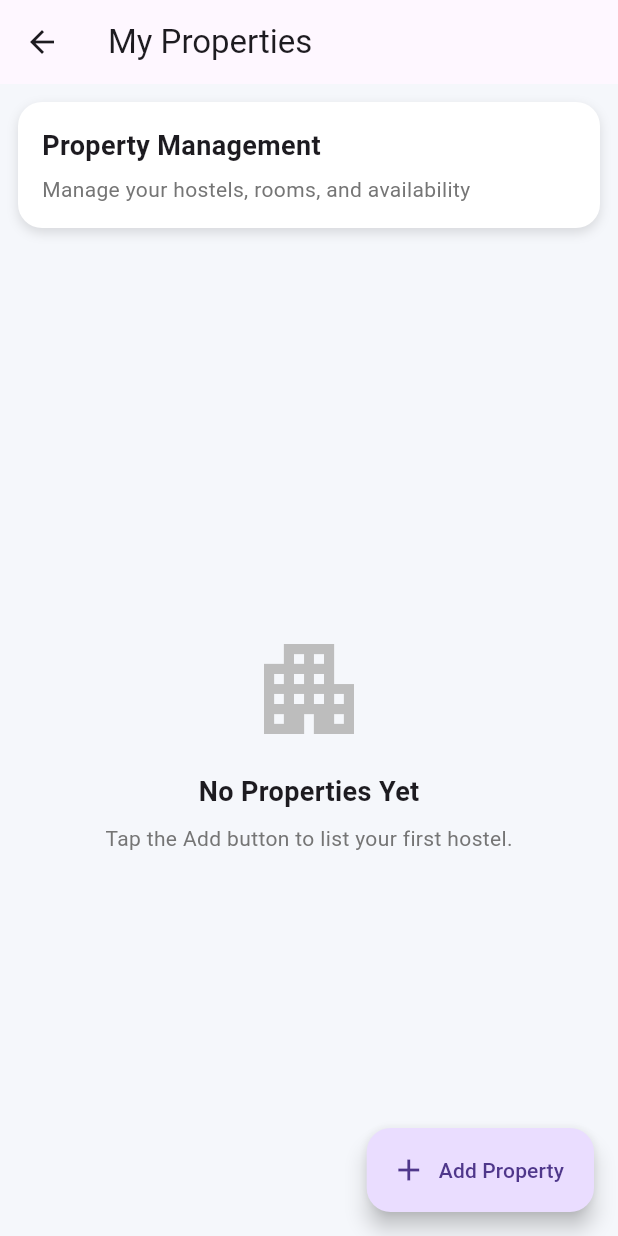
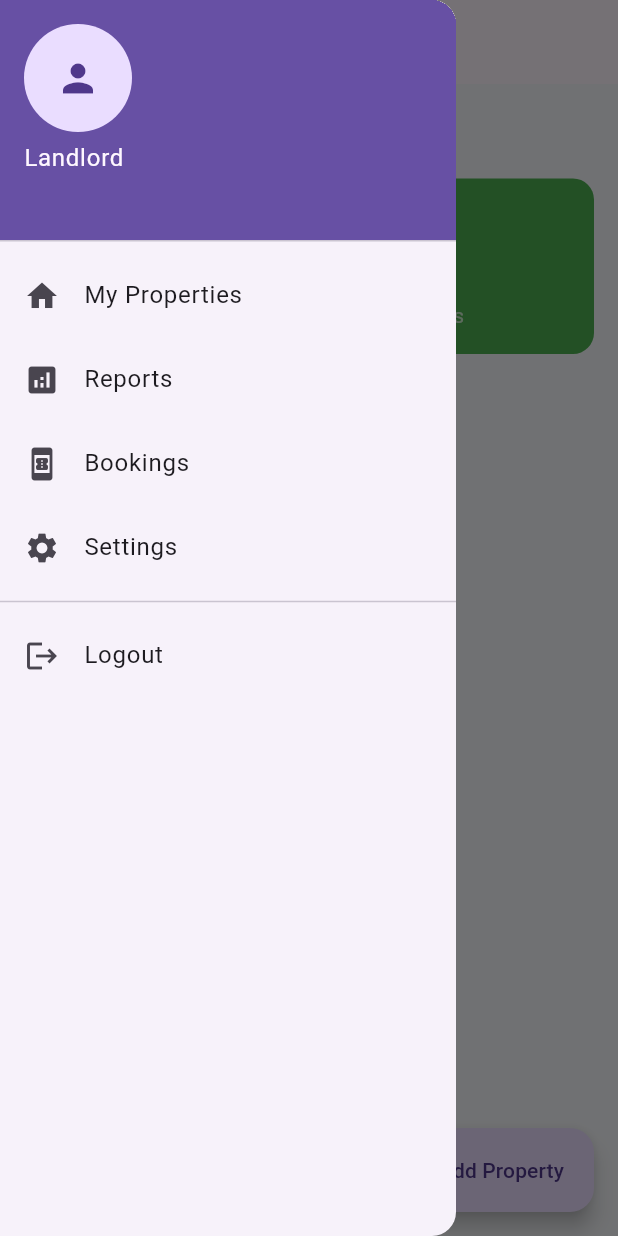
Before and after one commit to JANE-dot978/StudentsAccomodation, a Flutter app: the PropertyScreen screen opened directly, with the side drawer open (before the commit the screen has no drawer), on a phone screen of 412 x 824 dp. Run offline on Flutter 3.47's test engine with Material 3 defaults, Android fonts, the phone set to English and light mode, and no system bars; our stand-ins replace cloud_firestore, firebase_auth, firebase_core, image_picker; accounts and stored records are empty.

Commit message:
updated the property screen

```diff
--- a/lib/screens/landlord/property_screen.dart
+++ b/lib/screens/landlord/property_screen.dart
@@ -13,7 +13,6 @@ class PropertyScreen extends StatelessWidget {
   Widget build(BuildContext context) {
     final hostelProvider = Provider.of<HostelProvider>(context, listen: false);
     final authProvider = Provider.of<AuthProvider>(context);
-
     final user = authProvider.user;
 
     if (user == null) {
@@ -25,72 +24,115 @@ class PropertyScreen extends StatelessWidget {
     final landlordId = user.uid;
 
     return Scaffold(
-      backgroundColor: const Color(0xFFF5F7FB),
+      backgroundColor: const Color(0xFFF5F7FA),
+
+      // 🔹 APP BAR
       appBar: AppBar(
-        title: const Text('My Properties'),
+        title: const Text("Landlord Dashboard"),
         elevation: 0,
       ),
+
+      // 🔹 SIDE BAR
+      drawer: Drawer(
+        child: Column(
+          children: [
+            UserAccountsDrawerHeader(
+              accountName: const Text("Landlord"),
+              accountEmail: Text(user.email ?? ""),
+              currentAccountPicture: const CircleAvatar(
+                child: Icon(Icons.person, size: 30),
+              ),
+            ),
+            _drawerItem(Icons.home, "My Properties", () {
+              Navigator.pop(context);
+            }),
+            _drawerItem(Icons.analytics, "Reports", () {}),
+            _drawerItem(Icons.book_online, "Bookings", () {}),
+            _drawerItem(Icons.settings, "Settings", () {}),
+            const Divider(),
+            _drawerItem(Icons.logout, "Logout", () {
+              authProvider.logout();
+            }),
+          ],
+        ),
+      ),
+
+      // 🔹 ADD PROPERTY BUTTON
       floatingActionButton: FloatingActionButton.extended(
         onPressed: () => Navigator.pushNamed(context, '/add-hostel'),
         icon: const Icon(Icons.add),
         label: const Text("Add Property"),
       ),
 
-      body: Column(
-        children: [
-          // 🔹 LANDLORD HEADER SECTION
-          Container(
-            width: double.infinity,
-            padding: const EdgeInsets.all(16),
-            margin: const EdgeInsets.all(12),
-            decoration: BoxDecoration(
-              color: Colors.white,
-              borderRadius: BorderRadius.circular(16),
-              boxShadow: const [
-                BoxShadow(
-                    color: Colors.black12, blurRadius: 6, offset: Offset(0, 3))
-              ],
-            ),
-            child: Column(
-              crossAxisAlignment: CrossAxisAlignment.start,
-              children: [
-                const Text(
-                  "Property Management",
-                  style: TextStyle(fontSize: 18, fontWeight: FontWeight.bold),
-                ),
-                const SizedBox(height: 6),
-                Text(
-                  "Manage your hostels, rooms, and availability",
-                  style: TextStyle(color: Colors.grey[600]),
-                ),
-              ],
-            ),
-          ),
-
-          // 🔹 HOSTELS LIST
-          Expanded(
-            child: StreamBuilder<List<HostelModel>>(
+      // 🔹 BODY
+      body: StreamBuilder<List<HostelModel>>(
         stream: hostelProvider.getLandlordHostels(landlordId),
         builder: (context, snapshot) {
-                if (snapshot.connectionState == ConnectionState.waiting) {
+          if (!snapshot.hasData) {
             return const Center(child: CircularProgressIndicator());
-                }
-
-                if (!snapshot.hasData || snapshot.data!.isEmpty) {
-                  return _buildEmptyState();
           }
 
           final hostels = snapshot.data!;
 
-                return ListView.builder(
-                  padding: const EdgeInsets.symmetric(horizontal: 12),
+          return SingleChildScrollView(
+            padding: const EdgeInsets.all(16),
+            child: Column(
+              crossAxisAlignment: CrossAxisAlignment.start,
+              children: [
+
+                // 🔹 DASHBOARD TITLE
+                const Text(
+                  "Overview",
+                  style: TextStyle(fontSize: 22, fontWeight: FontWeight.bold),
+                ),
+                const SizedBox(height: 16),
+
+                // 🔹 SUMMARY CARDS
+                Row(
+                  children: [
+                    Expanded(
+                      child: _dashboardCard(
+                        icon: Icons.home_work,
+                        title: "Properties",
+                        value: hostels.length.toString(),
+                        color: Colors.blue,
+                      ),
+                    ),
+                    const SizedBox(width: 12),
+                    Expanded(
+                      child: _dashboardCard(
+                        icon: Icons.meeting_room,
+                        title: "Total Rooms",
+                        value: hostels
+                            .fold<int>(0, (sum, h) => sum + h.availableRooms)
+                            .toString(),
+                        color: Colors.green,
+                      ),
+                    ),
+                  ],
+                ),
+
+                const SizedBox(height: 24),
+
+                // 🔹 PROPERTY SECTION TITLE
+                const Text(
+                  "Your Listings",
+                  style: TextStyle(fontSize: 20, fontWeight: FontWeight.bold),
+                ),
+                const SizedBox(height: 12),
+
+                // 🔹 PROPERTIES LIST
+                if (hostels.isEmpty)
+                  const Center(child: Text("No properties added yet"))
+                else
+                  ListView.builder(
+                    shrinkWrap: true,
+                    physics: const NeverScrollableScrollPhysics(),
                     itemCount: hostels.length,
                     itemBuilder: (context, index) {
                       final hostel = hostels[index];
 
-                    return Padding(
-                      padding: const EdgeInsets.only(bottom: 12),
-                      child: StyledHostelCard(
+                      return StyledHostelCard(
                         hostel: hostel,
                         onEdit: () {
                           Navigator.pushNamed(
@@ -100,64 +142,54 @@ class PropertyScreen extends StatelessWidget {
                           );
                         },
                         onDelete: () async {
-                          final confirm = await showDialog<bool>(
-                            context: context,
-                            builder: (_) => AlertDialog(
-                              title: const Text('Delete Property'),
-                              content: const Text(
-                                  'Are you sure you want to delete this property?'),
-                              actions: [
-                                TextButton(
-                                  onPressed: () =>
-                                      Navigator.pop(context, false),
-                                  child: const Text('Cancel'),
-                                ),
-                                TextButton(
-                                  style: TextButton.styleFrom(
-                                      foregroundColor: Colors.red),
-                                  onPressed: () =>
-                                      Navigator.pop(context, true),
-                                  child: const Text('Delete'),
+                          await hostelProvider.deleteHostel(hostel.id);
+                        },
+                      );
+                    },
                   ),
               ],
             ),
           );
-
-                          if (confirm == true) {
-                            await hostelProvider.deleteHostel(hostel.id);
-                          }
         },
       ),
     );
-                  },
-                );
-              },
+  }
+
+  // 🔹 DASHBOARD CARD
+  Widget _dashboardCard({
+    required IconData icon,
+    required String title,
+    required String value,
+    required Color color,
+  }) {
+    return Container(
+      padding: const EdgeInsets.all(16),
+      decoration: BoxDecoration(
+        color: color,
+        borderRadius: BorderRadius.circular(14),
       ),
-          ),
+      child: Column(
+        crossAxisAlignment: CrossAxisAlignment.start,
+        children: [
+          Icon(icon, color: Colors.white),
+          const SizedBox(height: 10),
+          Text(value,
+              style: const TextStyle(
+                  fontSize: 22,
+                  fontWeight: FontWeight.bold,
+                  color: Colors.white)),
+          Text(title, style: const TextStyle(color: Colors.white70)),
         ],
       ),
     );
   }
 
-  // 🔹 EMPTY STATE UI
-  Widget _buildEmptyState() {
-    return Center(
-      child: Column(
-        mainAxisAlignment: MainAxisAlignment.center,
-        children: [
-          Icon(Icons.apartment_outlined, size: 80, color: Colors.grey[400]),
-          const SizedBox(height: 16),
-          const Text(
-            "No Properties Yet",
-            style: TextStyle(fontSize: 18, fontWeight: FontWeight.bold),
-          ),
-          const SizedBox(height: 8),
-          Text(
-            "Tap the Add button to list your first hostel.",
-            style: TextStyle(color: Colors.grey[600]),
-          ),
-        ],
-      ),
+  // 🔹 DRAWER ITEM
+  Widget _drawerItem(IconData icon, String title, VoidCallback onTap) {
+    return ListTile(
+      leading: Icon(icon),
+      title: Text(title),
+      onTap: onTap,
     );
   }
 }
```
Lines whose indentation alone changed are shown as unchanged.
